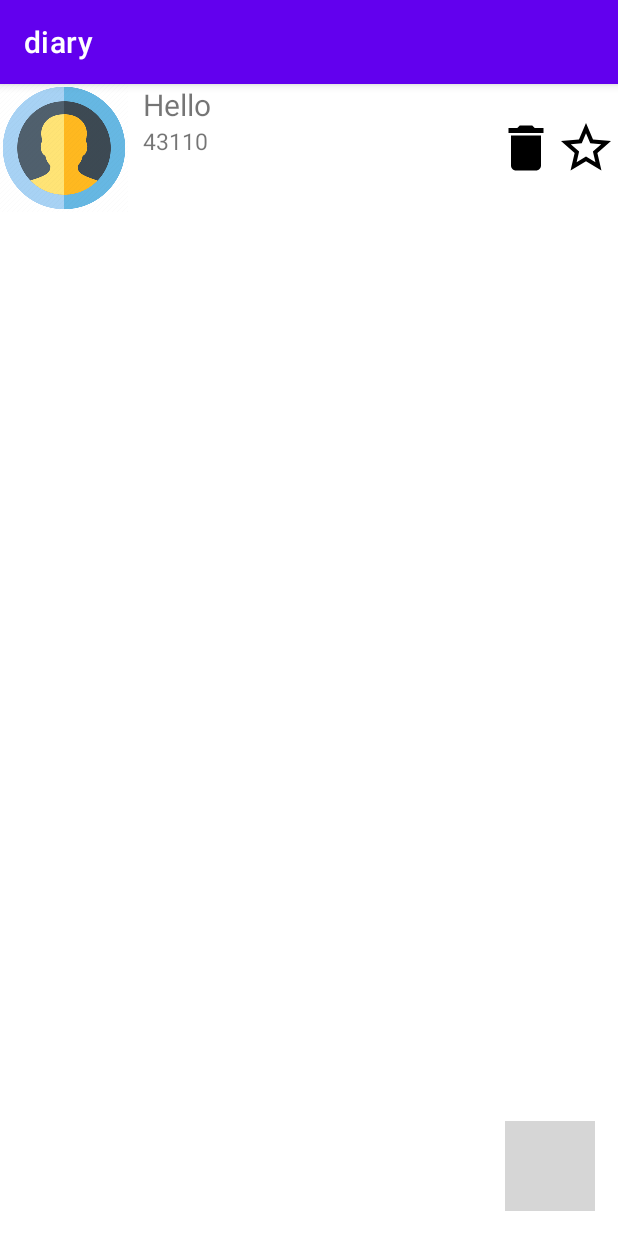
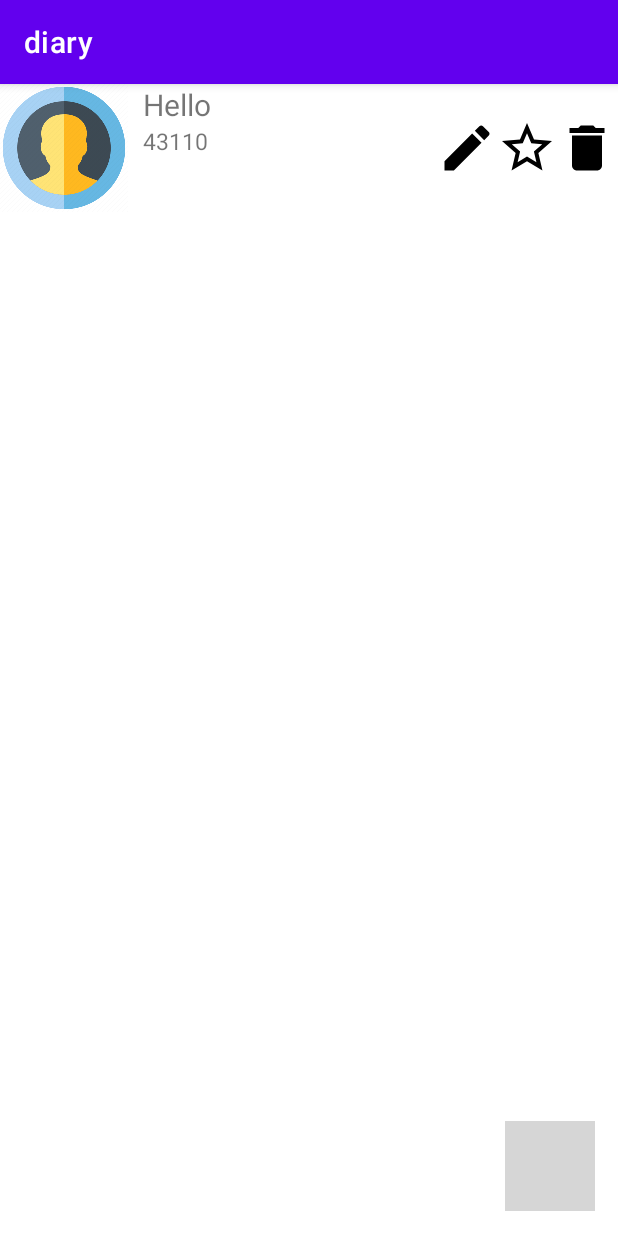
Before and after one commit to JoaquinAyG/diary, an Android app: the screen it shows after launch (MainActivity), on a phone screen of 412 x 824 dp. Run offline under Robolectric (Android 15) with nearby library versions, the phone set to English and light mode, and no system bars; our stand-ins replace Room's generated code; grey boxes are pictures that could not be loaded.

Commit message:
function favourite, add, delete, view, and update implemented

```diff
--- a/app/src/main/java/personal/study/diary/Const.kt
+++ b/app/src/main/java/personal/study/diary/Const.kt
@@ -4,5 +4,6 @@ package personal.study.diary
 const val EXTRA_REPLY : String = "REPLY"
 const val EXTRA_CONTACT : String = "CONTACT"
 const val EXTRA_EDITABLE : String = "EDITABLE"
+const val EXTRA_STATE : String = "STATE"
 const val INSERT = 1
 const val UPDATE = 2
--- a/app/src/main/java/personal/study/diary/adapters/ContactListAdapter.kt
+++ b/app/src/main/java/personal/study/diary/adapters/ContactListAdapter.kt
@@ -15,12 +15,13 @@ import personal.study.diary.models.Contact
 class ContactListAdapter(
     private val onFavourite: (Contact) -> Unit,
     private val onClick: (Contact) -> Unit,
-    private val onDelete: (Contact) -> Unit
+    private val onDelete: (Contact) -> Unit,
+    private val onEdit: (Contact) -> Unit
 ) : ListAdapter<Contact, ContactListAdapter.ContactViewHolder>(ContactsComparator()) {
 
     override fun onCreateViewHolder(parent: ViewGroup, viewType: Int): ContactViewHolder {
         val view = ViewGroup.inflate(parent.context, R.layout.item_contact, null)
-        return ContactViewHolder(view, onClick, onFavourite, onDelete)
+        return ContactViewHolder(view, onClick, onFavourite, onDelete, onEdit)
     }
 
     override fun onBindViewHolder(holder: ContactViewHolder, position: Int) {
@@ -31,7 +32,8 @@ class ContactListAdapter(
         itemView: View,
         private val onClick: (Contact) -> Unit,
         private val onFavourite: (Contact) -> Unit,
-        private val onDelete: (Contact) -> Unit
+        private val onDelete: (Contact) -> Unit,
+        private val onEdit: (Contact) -> Unit
 
     ) : ViewHolder(itemView) {
 
@@ -40,6 +42,7 @@ class ContactListAdapter(
         private val image: ImageView = itemView.findViewById(R.id.image)
         private val burDelete: ImageButton = itemView.findViewById(R.id.delete)
         private val butFavourite: ImageButton = itemView.findViewById(R.id.fav)
+        private val butEdit: ImageButton = itemView.findViewById(R.id.edit)
 
         fun bind(contact: Contact) {
             name.text = contact.name
@@ -48,6 +51,7 @@ class ContactListAdapter(
             itemView.setOnClickListener { onClick(contact) }
             burDelete.setOnClickListener { onDelete(contact) }
             butFavourite.setOnClickListener { onFavourite(contact) }
+            butEdit.setOnClickListener { onEdit(contact) }
         }
     }
 
--- /dev/null
+++ b/app/src/main/res/drawable/ic_baseline_edit_24.xml
@@ -0,0 +1,5 @@
+<vector android:height="24dp" android:tint="#000000"
+    android:viewportHeight="24" android:viewportWidth="24"
+    android:width="24dp" xmlns:android="http://schemas.android.com/apk/res/android">
+    <path android:fillColor="@android:color/white" android:pathData="M3,17.25V21h3.75L17.81,9.94l-3.75,-3.75L3,17.25zM20.71,7.04c0.39,-0.39 0.39,-1.02 0,-1.41l-2.34,-2.34c-0.39,-0.39 -1.02,-0.39 -1.41,0l-1.83,1.83 3.75,3.75 1.83,-1.83z"/>
+</vector>
--- a/app/src/main/res/layout/item_contact.xml
+++ b/app/src/main/res/layout/item_contact.xml
@@ -12,7 +12,7 @@
         android:contentDescription="@string/personal_img"/>
 
     <LinearLayout
-        android:layout_width="245dp"
+        android:layout_width="206dp"
         android:layout_height="wrap_content"
         android:orientation="vertical">
 
@@ -35,12 +35,13 @@
     </LinearLayout>
 
     <ImageButton
-        android:id="@+id/delete"
+        android:id="@+id/edit"
         android:layout_width="40dp"
         android:layout_height="40dp"
         android:layout_gravity="center"
-        android:background="@drawable/ic_baseline_delete_24"
-        android:contentDescription="@string/delete"/>
+        android:background="@drawable/ic_baseline_edit_24"
+        android:contentDescription="@string/edit" />
+
     <ImageButton
         android:id="@+id/fav"
         android:layout_width="40dp"
@@ -49,6 +50,14 @@
         android:background="@drawable/ic_baseline_star_border_24"
         android:contentDescription="@string/fav" />
 
+    <ImageButton
+        android:id="@+id/delete"
+        android:layout_width="40dp"
+        android:layout_height="40dp"
+        android:layout_gravity="center"
+        android:background="@drawable/ic_baseline_delete_24"
+        android:contentDescription="@string/delete"/>
+
 
 
 </LinearLayout>
--- a/app/src/main/res/values/strings.xml
+++ b/app/src/main/res/values/strings.xml
@@ -17,4 +17,5 @@
     <string name="name_add">NAME</string>
     <string name="empty_not_saved">empty</string>
     <string name="fav">Favourite</string>
+    <string name="edit">Edit</string>
 </resources>
```
Also changed, not shown: app/src/main/java/personal/study/diary/ContactViewActivity.kt (+40 -8 lines), app/src/main/java/personal/study/diary/MainActivity.kt (+20 -3 lines).
